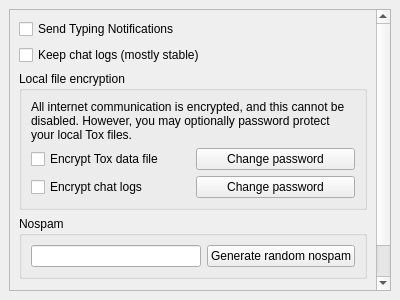
This is src/widget/form/settings/privacysettings.ui in qTox/qTox as Qt 5 draws it before an edit. The edited form follows.
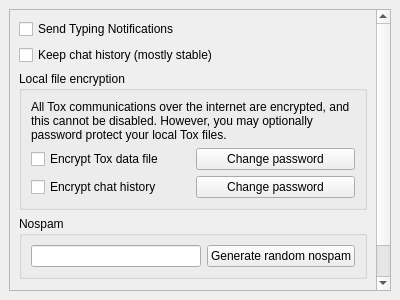
This is the edited form.

Commit message: chat logs -> chat history, miscellaneous rewordings

Diff of the .ui file:
```diff
--- a/src/widget/form/settings/privacysettings.ui
+++ b/src/widget/form/settings/privacysettings.ui
@@ -58,7 +58,7 @@
 Save format changes are possible, which may result in data loss.</string>
          </property>
          <property name="text">
-          <string>Keep chat logs (mostly stable)</string>
+          <string>Keep chat history (mostly stable)</string>
          </property>
         </widget>
        </item>
@@ -74,7 +74,7 @@
           <item>
            <widget class="QLabel" name="encryptStatement">
             <property name="text">
-             <string>All internet communication is encrypted, and this cannot be disabled. However, you may optionally password protect your local Tox files.</string>
+             <string>All Tox communications over the internet are encrypted, and this cannot be disabled. However, you may optionally password protect your local Tox files.</string>
             </property>
             <property name="wordWrap">
              <bool>true</bool>
@@ -110,7 +110,7 @@
                <bool>true</bool>
               </property>
               <property name="text">
-               <string>Encrypt chat logs</string>
+               <string>Encrypt chat history</string>
               </property>
               <property name="checkable">
                <bool>true</bool>
```
Left out of the diff: 2 changed lines with no effect on the pictures. The commit also changes 4 other files.
